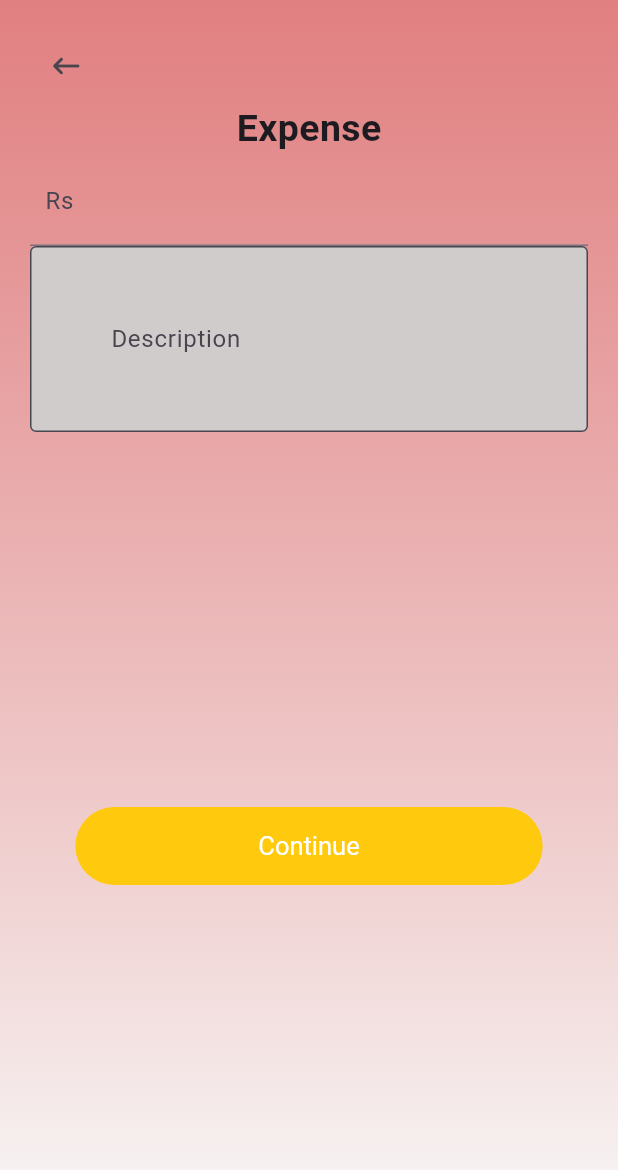
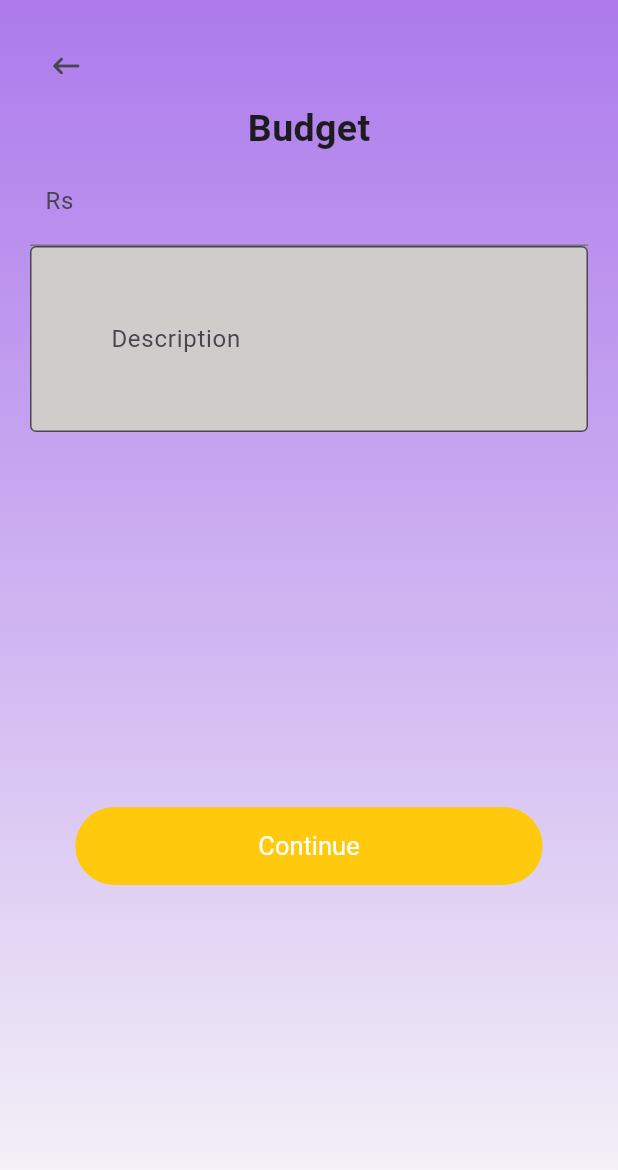
Before and after one commit to priyanshu116/finance-project, a Flutter app: the screen it shows after launch, on a phone screen of 412 x 824 dp. Shown: the top 1170 px of the screen. Run offline on Flutter 3.47's test engine with Material 2 defaults, Android fonts, the phone set to English and light mode, and no system bars; our stand-ins replace cloud_firestore, firebase_auth, firebase_core, google_sign_in; accounts and stored records are empty.

Commit message:
Budget page

```diff
--- a/lib/main.dart
+++ b/lib/main.dart
@@ -20,6 +20,9 @@ import 'package:app/screens/main-app/profile.dart';
 //Expense Pages
 import 'package:app/screens/Expense/expense.dart';
 
+//Budget page
+import 'package:app/screens/Expense/budget.dart';
+
 void main() async {
   WidgetsFlutterBinding.ensureInitialized();
   await Firebase.initializeApp(options: DefaultFirebaseOptions.currentPlatform);
@@ -40,7 +43,7 @@ class MyApp extends StatelessWidget
         useMaterial3: true
       ),
 
-      initialRoute: "/expense",
+      initialRoute: "/budget",
       routes: {
         "/" : (context) => const SplashScreen(),
         "/onboarding1" : (context) => const Onboarding1(),
@@ -55,6 +58,7 @@ class MyApp extends StatelessWidget
         "/profile" : (context) => const Profile(),
 
         "/expense" : (context) => const expense(),
+        "/budget" : (context) => const budget(),
       }
     );
   }
--- /dev/null
+++ b/lib/screens/Expense/budget.dart
@@ -0,0 +1,80 @@
+import 'package:flutter/material.dart';
+import '../../widgets/button.dart';
+
+class budget extends StatefulWidget {
+  const budget({Key? key}) : super(key: key);
+
+  @override
+  State<budget> createState() => _budgetState();
+}
+
+class _budgetState extends State<budget> {
+
+  @override
+  Widget build(BuildContext context) {
+    return Scaffold(
+      body: Container(
+        width: double.maxFinite,
+        height: double.maxFinite,
+        padding: EdgeInsets.all(20),
+        child: Column(
+          children: [
+            Container(
+              alignment: Alignment.topLeft,
+              child: IconButton(
+                icon: Icon(Icons.keyboard_backspace_rounded),
+                onPressed: () {},
+              ),
+            ),
+
+            Container(
+              child: Text("Budget",
+                  style: TextStyle(
+                    fontSize: 25,
+                    fontWeight: FontWeight.bold,
+                  )),
+            ),
+
+            TextFormField(
+             decoration: const InputDecoration(
+             border: UnderlineInputBorder(),
+             labelText: 'Rs ',
+             contentPadding: EdgeInsets.all(10),
+  ),
+),
+
+           TextField(
+            decoration: InputDecoration(
+              filled: true,
+              fillColor: Color.fromARGB(255, 209, 204, 204),
+              contentPadding: EdgeInsets.all(50),
+              border: OutlineInputBorder(),
+              hintText: 'Description  ',
+            ),
+           ),
+
+            Container(
+              alignment: Alignment.bottomCenter,
+              padding: EdgeInsets.only(top: 250),
+              child: Button(
+                text: "Continue",
+                onPressed: () {},
+              ),
+            )
+          ],
+        ),
+
+        /*background color */
+        decoration: BoxDecoration(
+            gradient: LinearGradient(
+          colors: [
+            Color.fromARGB(223, 161, 105, 233),
+            Color.fromARGB(255, 248, 248, 248)
+          ],
+          begin: Alignment.topCenter,
+          end: Alignment.bottomCenter,
+        )),
+      ),
+    );
+  }
+}
```
